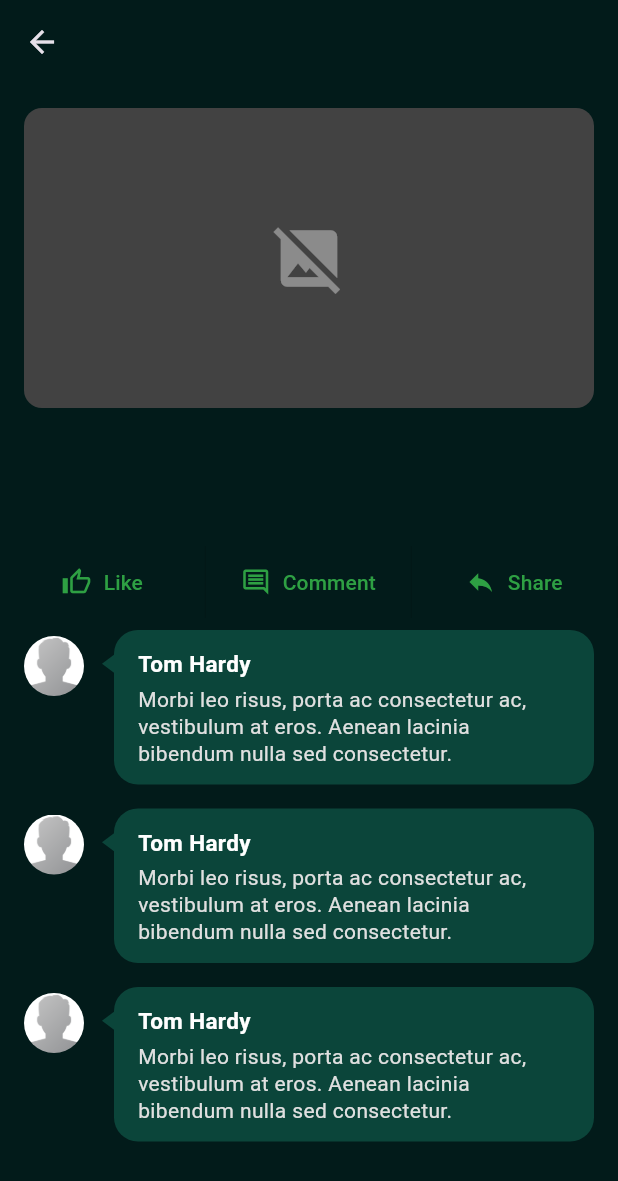
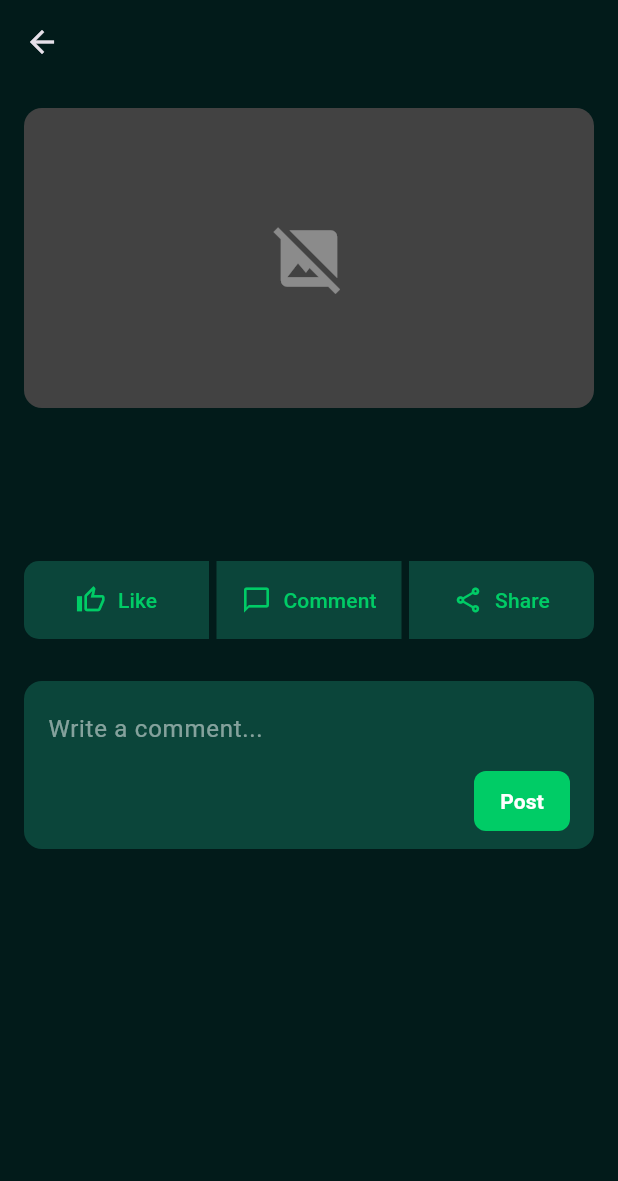
Before and after one commit to syigen/safe-app, a Flutter app: the SocialFeedScreen screen opened directly with empty values, after a tap on "Comment", on a phone screen of 412 x 824 dp. Shown: the top 1181 px of the screen. Run offline on Flutter 3.47's test engine with Material 3 defaults, Android fonts, the phone set to English and light mode, and no system bars; our stand-ins replace dotted_border, flutter_dotenv, flutter_riverpod, fluttertoast, geocoding, google_maps_flutter and 4 more; missing offline and left inert: app_settings; accounts and stored records are empty.

Commit message:
Fix UI bugs in social_feed_screen page

```diff
--- a/lib/pages/social_feed_screen.dart
+++ b/lib/pages/social_feed_screen.dart
@@ -1,19 +1,51 @@
+import 'dart:ffi';
+
 import 'package:flutter/material.dart';
 import '../model/news_data.dart';
 
-class SocialFeedScreen extends StatelessWidget {
+class SocialFeedScreen extends StatefulWidget {
   final News news;
 
   const SocialFeedScreen({Key? key, required this.news}) : super(key: key);
 
   @override
+  State<SocialFeedScreen> createState() => _SocialFeedScreenState();
+}
+
+class _SocialFeedScreenState extends State<SocialFeedScreen> {
+  bool _showCommentBox = false;
+  final TextEditingController _commentController = TextEditingController();
+  final List<String> _comments = [];
+
+  @override
+  void dispose() {
+    _commentController.dispose();
+    super.dispose();
+  }
+
+  void _toggleCommentBox() {
+    setState(() {
+      _showCommentBox = !_showCommentBox;
+    });
+  }
+
+  void _submitComment() {
+    if (_commentController.text.trim().isNotEmpty) {
+      setState(() {
+        _comments.add(_commentController.text);
+        _commentController.clear();
+      });
+    }
+  }
+
+  @override
   Widget build(BuildContext context) {
     return Scaffold(
       appBar: AppBar(
-        title: Text(news.title),
+        title: Text(widget.news.title),
         backgroundColor: const Color(0xFF021B1A),
       ),
-      backgroundColor: Color(0xFF021B1A),
+      backgroundColor: const Color(0xFF021B1A),
       body: SingleChildScrollView(
         child: Column(
           crossAxisAlignment: CrossAxisAlignment.start,
@@ -24,11 +56,11 @@ class SocialFeedScreen extends StatelessWidget {
               child: Column(
                 crossAxisAlignment: CrossAxisAlignment.start,
                 children: [
-                  if (news.imageUrl.isNotEmpty)
+                  if (widget.news.imageUrl.isNotEmpty)
                     ClipRRect(
                       borderRadius: BorderRadius.circular(12),
                       child: Image.network(
-                        news.imageUrl,
+                        widget.news.imageUrl,
                         width: double.infinity,
                         height: 200,
                         fit: BoxFit.cover,
@@ -41,7 +73,7 @@ class SocialFeedScreen extends StatelessWidget {
                     _buildPlaceholder(),
                   const SizedBox(height: 16),
                   Text(
-                    news.title,
+                    widget.news.title,
                     style: const TextStyle(
                       fontSize: 20,
                       fontWeight: FontWeight.bold,
@@ -50,7 +82,7 @@ class SocialFeedScreen extends StatelessWidget {
                   ),
                   const SizedBox(height: 8),
                   Text(
-                    news.description,
+                    widget.news.description,
                     style: TextStyle(
                       fontSize: 16,
                       color: Colors.white.withOpacity(0.8),
@@ -59,33 +91,185 @@ class SocialFeedScreen extends StatelessWidget {
                 ],
               ),
             ),
+            const SizedBox(height: 10),
             // Action buttons
-            Container(
-              decoration: const BoxDecoration(
-                color: Color(0xFF021B1A),
+            Center(
+              child: Container(
+                margin: const EdgeInsets.symmetric(horizontal: 16.0),
+                decoration: BoxDecoration(
+                  color: const Color(0xFF021B1A),
+                  borderRadius: BorderRadius.circular(12.0),
                 ),
                 child: Row(
                   children: [
-                  _buildActionButton(Icons.thumb_up_outlined, 'Like'),
-                  _buildActionButton(Icons.comment_outlined, 'Comment'),
-                  _buildActionButton(Icons.reply, 'Share'), // Changed to reply icon
-                ],
+                    Expanded(
+                      child: _buildActionButton(
+                        icon: Icons.thumb_up_outlined,
+                        label: 'Like',
+                        onPressed: () {},
+                        cornerRadius: <double>[10, 0, 10, 0],
                       ),
                     ),
-            // Social Feed
-            Container(
-              color: Color(0xFF021B1A),
-              child: ListView.builder(
-                shrinkWrap: true,
-                physics: const NeverScrollableScrollPhysics(),
-                itemCount: 3,
-                itemBuilder: (context, index) {
-                  return _buildMessageItem();
-                },
+                    const VerticalDivider(
+                      width: 5,
+                      thickness: 1,
+                      color: Colors.black,
+                    ),
+                    Expanded(
+                      child: _buildActionButton(
+                        icon: Icons.chat_bubble_outline,
+                        label: 'Comment',
+                        onPressed: _toggleCommentBox,
+                        cornerRadius: <double>[0, 0, 0, 0],
+                      ),
+                    ),
+                    const VerticalDivider(
+                      width: 5,
+                      thickness: 1,
+                      color: Color(0xFF1A3A3A),
+                    ),
+                    Expanded(
+                      child: _buildActionButton(
+                        icon: Icons.share_outlined,
+                        label: 'Share',
+                        onPressed: () {},
+                        cornerRadius: <double>[0, 10, 0, 10],
                       ),
                     ),
                   ],
                 ),
+              ),
+            ),
+            const SizedBox(height: 20),
+
+            // Comment Box
+            if (_showCommentBox) _buildCommentBox(),
+
+            // Comments List
+            if (_comments.isNotEmpty) _buildCommentsList(),
+
+            // Social Feed
+            Container(
+              color: Colors.transparent,
+              child: const SizedBox(height: 50),
+            ),
+          ],
+        ),
+      ),
+    );
+  }
+
+  Widget _buildCommentBox() {
+    return Container(
+      margin: const EdgeInsets.symmetric(horizontal: 16.0, vertical: 8.0),
+      padding: const EdgeInsets.symmetric(horizontal: 16.0, vertical: 8.0),
+      decoration: BoxDecoration(
+        color: const Color(0xFF0B453A),
+        borderRadius: BorderRadius.circular(12.0),
+      ),
+      child: Column(
+        children: [
+          TextField(
+            controller: _commentController,
+            style: const TextStyle(color: Colors.white),
+            maxLines: 3,
+            minLines: 1,
+            decoration: InputDecoration(
+              hintText: 'Write a comment...',
+              hintStyle: TextStyle(color: Colors.white.withOpacity(0.5)),
+              border: InputBorder.none,
+              contentPadding: const EdgeInsets.symmetric(vertical: 8.0),
+            ),
+          ),
+          Align(
+            alignment: Alignment.centerRight,
+            child: TextButton(
+              onPressed: _submitComment,
+              style: TextButton.styleFrom(
+                backgroundColor: const Color(0xFF00CC66),
+                shape: RoundedRectangleBorder(
+                  borderRadius: BorderRadius.circular(8.0),
+                ),
+                padding: const EdgeInsets.symmetric(horizontal: 16.0, vertical: 8.0),
+              ),
+              child: const Text(
+                'Post',
+                style: TextStyle(
+                  color: Colors.white,
+                  fontWeight: FontWeight.bold,
+                ),
+              ),
+            ),
+          ),
+        ],
+      ),
+    );
+  }
+
+  Widget _buildCommentsList() {
+    return Container(
+      margin: const EdgeInsets.symmetric(horizontal: 16.0),
+      child: Column(
+        crossAxisAlignment: CrossAxisAlignment.start,
+        children: [
+          const Padding(
+            padding: EdgeInsets.symmetric(vertical: 8.0),
+            child: Text(
+              'Comments',
+              style: TextStyle(
+                color: Colors.white,
+                fontSize: 18,
+                fontWeight: FontWeight.bold,
+              ),
+            ),
+          ),
+          ListView.builder(
+            shrinkWrap: true,
+            physics: const NeverScrollableScrollPhysics(),
+            itemCount: _comments.length,
+            itemBuilder: (context, index) {
+              return Container(
+                margin: const EdgeInsets.only(bottom: 8.0),
+                padding: const EdgeInsets.all(12.0),
+                decoration: BoxDecoration(
+                  color: const Color(0xFF0B453A),
+                  borderRadius: BorderRadius.circular(8.0),
+                ),
+                child: Column(
+                  crossAxisAlignment: CrossAxisAlignment.start,
+                  children: [
+                    const Row(
+                      children: [
+                        CircleAvatar(
+                          radius: 16,
+                          backgroundColor: Color(0xFF00CC66),
+                          child: Icon(
+                            Icons.person,
+                            size: 18,
+                            color: Colors.white,
+                          ),
+                        ),
+                        SizedBox(width: 8),
+                        Text(
+                          'User',
+                          style: TextStyle(
+                            color: Colors.white,
+                            fontWeight: FontWeight.bold,
+                          ),
+                        ),
+                      ],
+                    ),
+                    const SizedBox(height: 8),
+                    Text(
+                      _comments[index],
+                      style: const TextStyle(color: Colors.white),
+                    ),
+                  ],
+                ),
+              );
+            },
+          ),
+        ],
       ),
     );
   }
@@ -108,108 +292,41 @@ class SocialFeedScreen extends StatelessWidget {
     );
   }
 
-  Widget _buildActionButton(IconData icon, String label) {
-    return Expanded(
-      child: Container(
-        decoration: BoxDecoration(
-          border: Border(
-            right: BorderSide(
-              color: Colors.black.withOpacity(0.1),
-              width: 1,
+  Widget _buildActionButton({
+    required IconData icon,
+    required String label,
+    required VoidCallback onPressed,
+    required List<double> cornerRadius,
+  }) {
+    return TextButton(
+      onPressed: onPressed,
+      style: TextButton.styleFrom(
+        shape: RoundedRectangleBorder(
+          borderRadius: BorderRadius.only(
+            topLeft: Radius.circular(cornerRadius[0]),
+            topRight: Radius.circular(cornerRadius[1]),
+            bottomLeft: Radius.circular(cornerRadius[2]),
+            bottomRight: Radius.circular(cornerRadius[3]),
           ),
         ),
-        ),
-        child: TextButton(
-          onPressed: () {},
-          style: TextButton.styleFrom(
-            padding: const EdgeInsets.symmetric(vertical: 12),
-            backgroundColor: Colors.transparent,
+        padding: const EdgeInsets.symmetric(vertical: 16.0),
+        backgroundColor: const Color(0xFF0B453A),
       ),
       child: Row(
         mainAxisAlignment: MainAxisAlignment.center,
         children: [
           Icon(
             icon,
-                color: const Color(0xFF2EA043),
+            color: const Color(0xFF00CC66),
             size: 20,
           ),
           const SizedBox(width: 8),
           Text(
             label,
             style: const TextStyle(
-                  color: Color(0xFF2EA043),
+              color: Color(0xFF00CC66),
               fontSize: 14,
               fontWeight: FontWeight.w500,
-                ),
-              ),
-            ],
-          ),
-        ),
-      ),
-    );
-  }
-
-  Widget _buildMessageItem() {
-    return Padding(
-      padding: const EdgeInsets.symmetric(horizontal: 16, vertical: 8),
-      child: Row(
-        crossAxisAlignment: CrossAxisAlignment.start,
-        children: [
-          Container(
-            margin: const EdgeInsets.only(top: 4),
-            child: ClipRRect(
-              borderRadius: BorderRadius.circular(25),
-              child: Image.asset(
-                'assets/user/default.png',
-                width: 40,
-                height: 40,
-                fit: BoxFit.cover,
-              ),
-            ),
-          ),
-          const SizedBox(width: 12),
-          Expanded(
-            child: Stack(
-              children: [
-                Container(
-                  margin: const EdgeInsets.only(left: 8),
-                  padding: const EdgeInsets.fromLTRB(16, 12, 16, 12),
-                  decoration: BoxDecoration(
-                    color: const Color(0xFF0B453A),
-                    borderRadius: BorderRadius.circular(16),
-                  ),
-                  child: Column(
-                    crossAxisAlignment: CrossAxisAlignment.start,
-                    children: [
-                      const Text(
-                        'Tom Hardy',
-                        style: TextStyle(
-                          color: Colors.white,
-                          fontWeight: FontWeight.w600,
-                          fontSize: 15,
-                        ),
-                      ),
-                      const SizedBox(height: 4),
-                      Text(
-                        'Morbi leo risus, porta ac consectetur ac, vestibulum at eros. Aenean lacinia bibendum nulla sed consectetur.',
-                        style: TextStyle(
-                          color: Colors.grey[300],
-                          fontSize: 14,
-                          height: 1.3,
-                        ),
-                      ),
-                    ],
-                  ),
-                ),
-                Positioned(
-                  left: 0,
-                  top: 15,
-                  child: CustomPaint(
-                    size: const Size(10, 15),
-                    painter: TrianglePainter(const Color(0xFF0B453A)),
-                  ),
-                ),
-              ],
             ),
           ),
         ],
@@ -218,26 +335,26 @@ class SocialFeedScreen extends StatelessWidget {
   }
 }
 
-class TrianglePainter extends CustomPainter {
-  final Color color;
-
-  TrianglePainter(this.color);
-
-  @override
-  void paint(Canvas canvas, Size size) {
-    final paint = Paint()
-      ..color = color
-      ..style = PaintingStyle.fill;
-
-    final path = Path()
-      ..moveTo(0, size.height / 2)
-      ..lineTo(size.width, 0)
-      ..lineTo(size.width, size.height)
-      ..close();
-
-    canvas.drawPath(path, paint);
-  }
-
-  @override
-  bool shouldRepaint(covariant CustomPainter oldDelegate) => false;
-}
+// class TrianglePainter extends CustomPainter {
+//   final Color color;
+//
+//   TrianglePainter(this.color);
+//
+//   @override
+//   void paint(Canvas canvas, Size size) {
+//     final paint = Paint()
+//       ..color = color
+//       ..style = PaintingStyle.fill;
+//
+//     final path = Path()
+//       ..moveTo(0, size.height / 2)
+//       ..lineTo(size.width, 0)
+//       ..lineTo(size.width, size.height)
+//       ..close();
+//
+//     canvas.drawPath(path, paint);
+//   }
+//
+//   @override
+//   bool shouldRepaint(covariant CustomPainter oldDelegate) => false;
+// }
```
Lines whose indentation alone changed are shown as unchanged.
